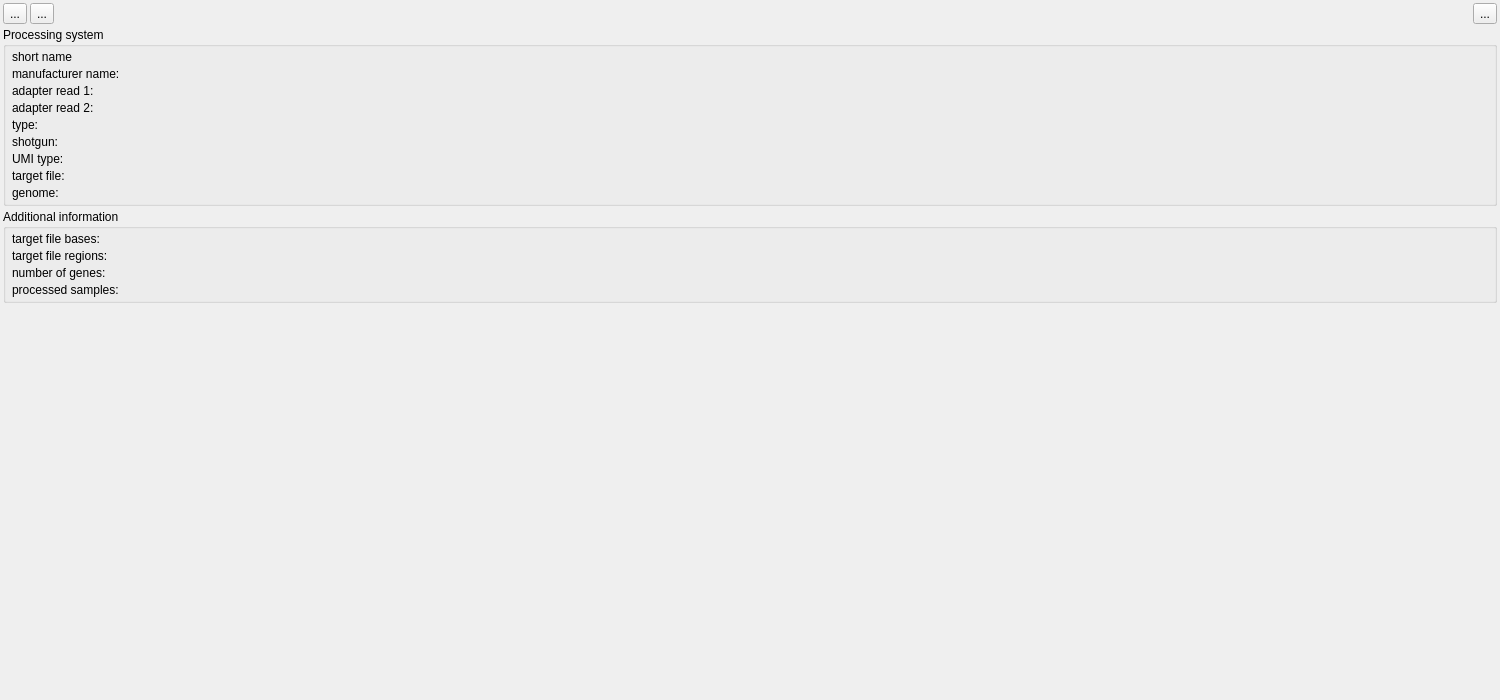
This is src/GSvar/ProcessingSystemWidget.ui in imgag/ngs-bits as Qt 5 draws it before an edit. The edited form follows.
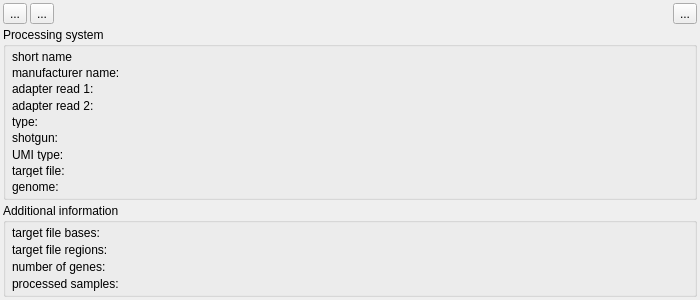
This is the edited form. Icons and pictures are not drawn.

Commit message: GSvar: DBEditor update, fixed bug that processing systems could not be opened via the search.

Patch:
```diff
--- a/src/GSvar/ProcessingSystemWidget.ui
+++ b/src/GSvar/ProcessingSystemWidget.ui
@@ -6,14 +6,14 @@
    <rect>
     <x>0</x>
     <y>0</y>
-    <width>1500</width>
-    <height>700</height>
+    <width>700</width>
+    <height>300</height>
    </rect>
   </property>
   <property name="minimumSize">
    <size>
-    <width>1500</width>
-    <height>700</height>
+    <width>700</width>
+    <height>300</height>
    </size>
   </property>
   <property name="windowTitle">
```
The commit also changes 10 other files.
